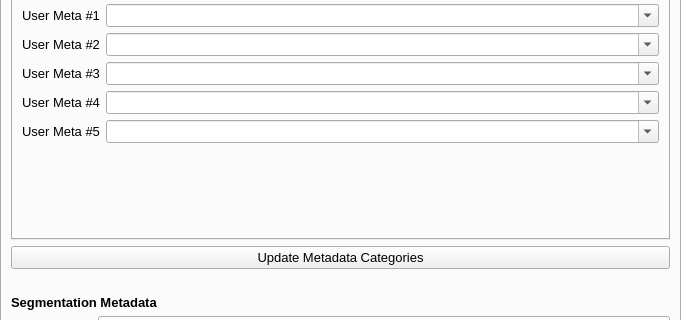
This is src/napari_bacseg/bacseg_ui.ui in piedrro/napari-bacseg as Qt 5 draws it before an edit; both pictures show x 0 to 681 and y 176 to 496 of the 681 by 1011 pixel window. The edited form follows.
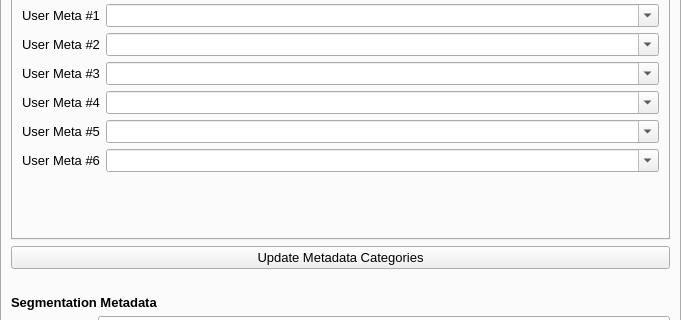
This is the edited form. The open tabs and pages were chosen to show the change.

```diff
--- a/src/napari_bacseg/bacseg_ui.ui
+++ b/src/napari_bacseg/bacseg_ui.ui
@@ -3315,6 +3315,23 @@
             </property>
            </widget>
           </item>
+          <item row="5" column="0">
+           <widget class="QLabel" name="label_92">
+            <property name="text">
+             <string>User Meta #6</string>
+            </property>
+           </widget>
+          </item>
+          <item row="5" column="1">
+           <widget class="QComboBox" name="upload_usermeta6">
+            <property name="enabled">
+             <bool>true</bool>
+            </property>
+            <property name="editable">
+             <bool>true</bool>
+            </property>
+           </widget>
+          </item>
          </layout>
         </item>
         <item>
```
